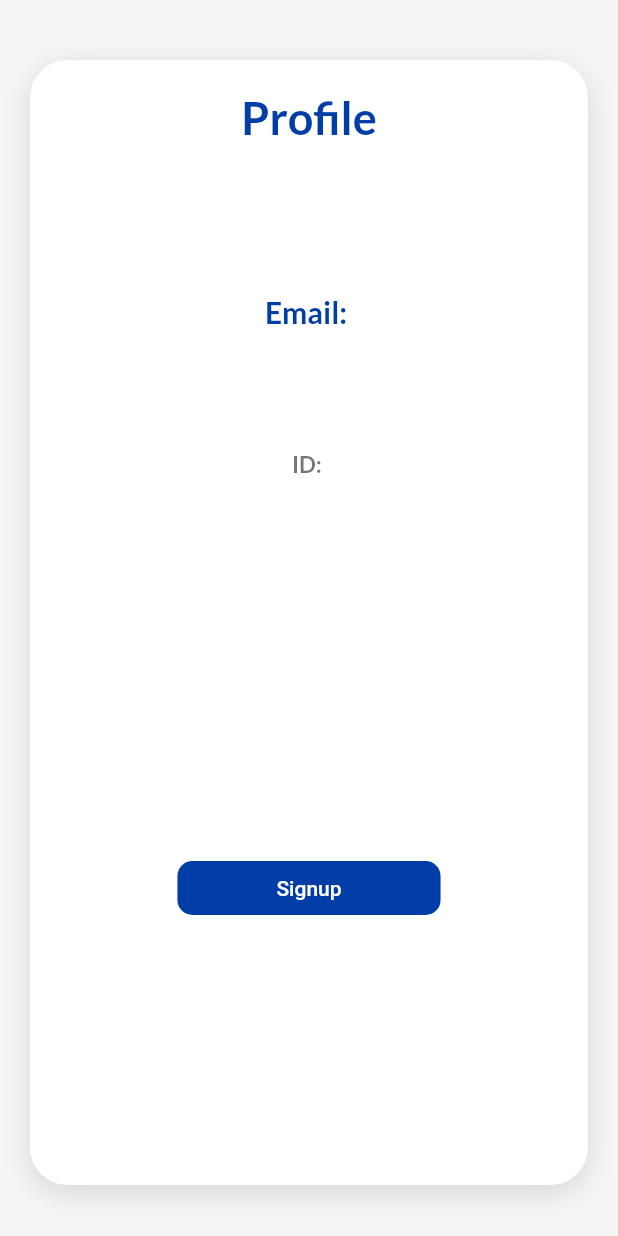
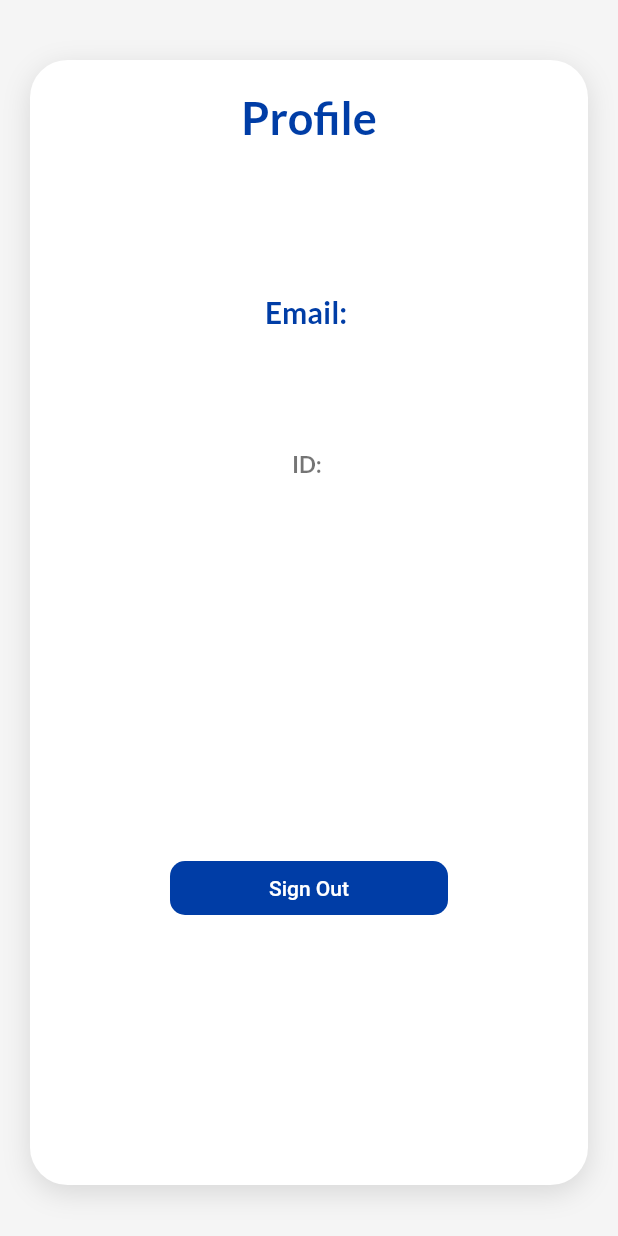
Before and after one commit to luismglz/bestbuy-ecommerce, a Flutter app: the Profile screen opened directly, on a phone screen of 412 x 824 dp. Run offline on Flutter 3.47's test engine with Material 2 defaults, Android fonts, the phone set to English and light mode, and no system bars; our stand-ins replace another_flushbar, firebase_auth, firebase_core, flutter_rating_bar, flutter_svg, google_fonts; missing offline and left inert: short_uuids; accounts and stored records are empty.

Commit message:
profile screen

```diff
--- a/lib/presentation/screen/profile.dart
+++ b/lib/presentation/screen/profile.dart
@@ -60,7 +60,7 @@ class Profile extends StatelessWidget {
                             padding:  EdgeInsets.symmetric(
                                 horizontal: 50, vertical: 10),
                             child: Text(
-                              "Signup",
+                              "Sign Out",
                               style:  TextStyle(color: Colors.white),
                             ),
                           )),
```
